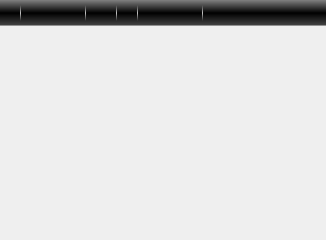
Old version of the form Tools/Mokka/AbstractView.ui in the repository Biomechanical-ToolKit/BTKCore.
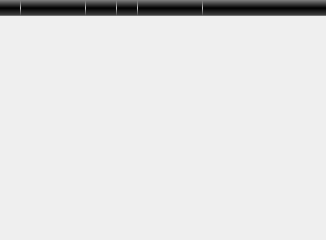
New version of the form. Icons and pictures are not drawn.

Commit message: [FIX] Mokka: Height of the view options reduced for Windows.

What changed in the file:
```diff
--- a/Tools/Mokka/AbstractView.ui
+++ b/Tools/Mokka/AbstractView.ui
@@ -36,18 +36,6 @@
          <verstretch>0</verstretch>
         </sizepolicy>
        </property>
-       <property name="minimumSize">
-        <size>
-         <width>0</width>
-         <height>26</height>
-        </size>
-       </property>
-       <property name="maximumSize">
-        <size>
-         <width>16777215</width>
-         <height>26</height>
-        </size>
-       </property>
        <property name="styleSheet">
         <string notr="true">QFrame#separatorFuncButtons {
      color: white;
```
Left out of the diff: 6 changed lines with no effect on the pictures. The commit also changes 1 other file.
